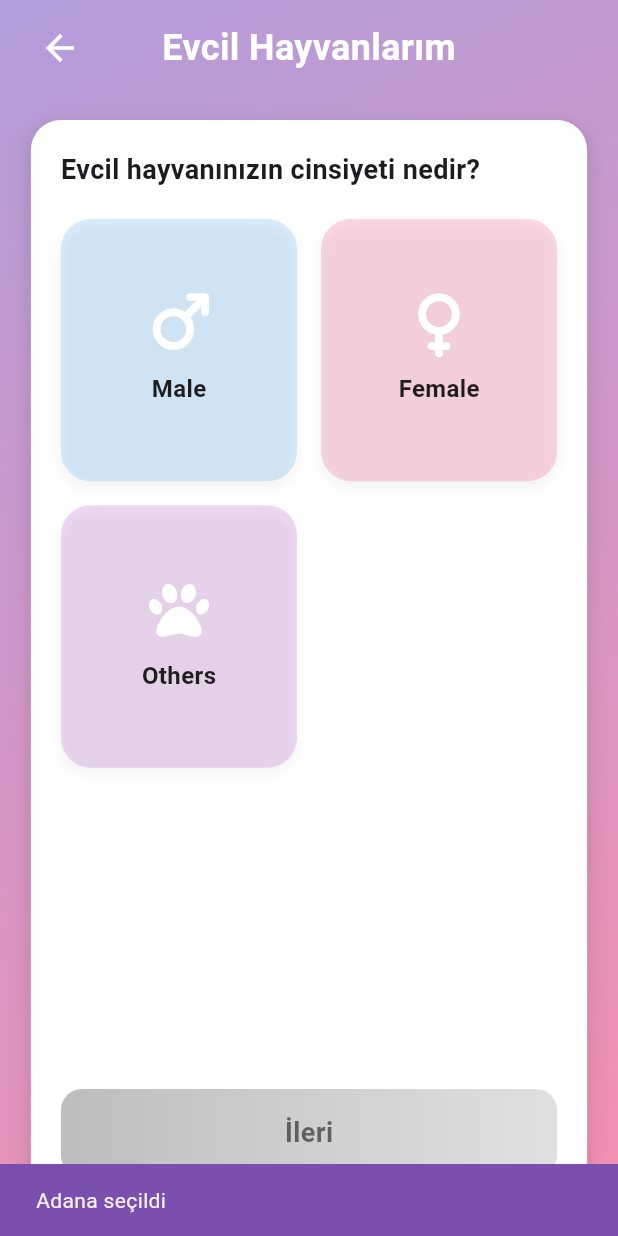
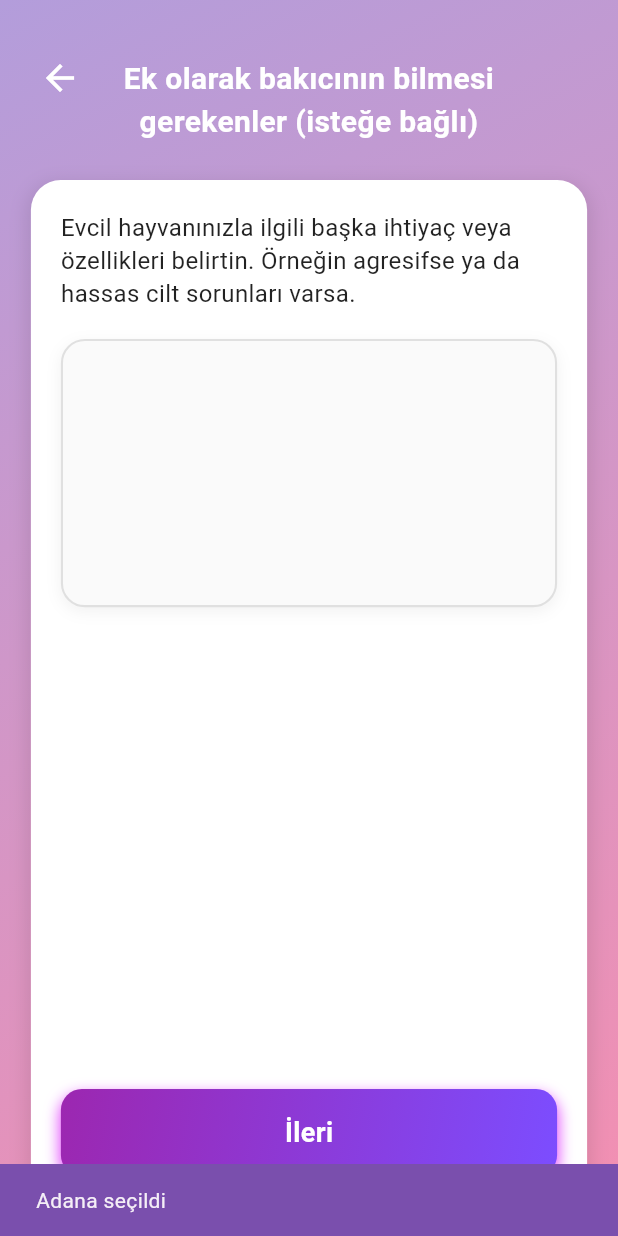
Before and after one commit to iremsuerdemir/Zoozy, a Flutter app: the MyCitiesPage screen opened directly, after a tap on "Adana", on a phone screen of 412 x 824 dp. Run offline on Flutter 3.47's test engine with Material 3 defaults, Android fonts, the phone set to English and light mode, and no system bars; our stand-ins replace file_picker, firebase_auth, firebase_core, font_awesome_flutter, google_sign_in, image_picker and 4 more; missing offline and left inert: flutter_facebook_auth, flutter_google_places_hoc081098; accounts and stored records are empty.

Commit message:
Request Screen'daki yönlendirmeler yapıldı ve görev başlangıç bitişi için ekranlar yapıldı.

```diff
--- /dev/null
+++ b/lib/screens/board_note_page.dart
@@ -0,0 +1,194 @@
+import 'dart:math' as math;
+import 'package:flutter/material.dart';
+import 'pet_pickup_page.dart'; // PetPickUpPage importu
+
+class BoardNotePage extends StatefulWidget {
+  const BoardNotePage({super.key});
+
+  @override
+  State<BoardNotePage> createState() => _BoardNotePageState();
+}
+
+class _BoardNotePageState extends State<BoardNotePage> {
+  final TextEditingController _noteController = TextEditingController();
+
+  // Mor gradient
+  final LinearGradient purpleGradient = const LinearGradient(
+    colors: [Colors.purple, Colors.deepPurpleAccent],
+    begin: Alignment.topLeft,
+    end: Alignment.bottomRight,
+  );
+
+  @override
+  Widget build(BuildContext context) {
+    return Scaffold(
+      body: Stack(
+        children: [
+          // Arka plan
+          Container(
+            decoration: const BoxDecoration(
+              gradient: LinearGradient(
+                begin: Alignment.topLeft,
+                end: Alignment.bottomRight,
+                colors: [
+                  Color(0xFFB39DDB),
+                  Color(0xFFF48FB1),
+                ],
+              ),
+            ),
+          ),
+          SafeArea(
+            child: Column(
+              children: [
+                // Üst bar
+                Padding(
+                  padding:
+                      const EdgeInsets.symmetric(horizontal: 16, vertical: 8),
+                  child: Row(
+                    mainAxisAlignment: MainAxisAlignment.spaceBetween,
+                    children: [
+                      IconButton(
+                        icon: const Icon(Icons.arrow_back,
+                            color: Colors.white, size: 28),
+                        onPressed: () => Navigator.pop(context),
+                      ),
+                      Expanded(
+                        child: Padding(
+                          padding: const EdgeInsets.only(
+                              top: 30), // Başlığı biraz aşağı itti
+                          child: const Text(
+                            "Ek olarak bakıcının bilmesi gerekenler (isteğe bağlı)",
+                            style: TextStyle(
+                              color: Colors.white,
+                              fontSize: 20,
+                              fontWeight: FontWeight.bold,
+                            ),
+                            textAlign: TextAlign.center,
+                          ),
+                        ),
+                      ),
+                      const SizedBox(width: 48),
+                    ],
+                  ),
+                ),
+                const SizedBox(height: 16),
+
+                // İçerik kutusu
+                Expanded(
+                  child: LayoutBuilder(
+                    builder: (context, constraints) {
+                      final double maxContentWidth =
+                          math.min(constraints.maxWidth * 0.9, 600);
+
+                      return Center(
+                        child: Container(
+                          width: maxContentWidth,
+                          padding: const EdgeInsets.all(20),
+                          decoration: BoxDecoration(
+                            color: Colors.white,
+                            borderRadius: BorderRadius.circular(20),
+                            boxShadow: [
+                              BoxShadow(
+                                color: Colors.black.withOpacity(0.1),
+                                blurRadius: 10,
+                                spreadRadius: 2,
+                                offset: const Offset(0, 4),
+                              ),
+                            ],
+                          ),
+                          child: Column(
+                            crossAxisAlignment: CrossAxisAlignment.start,
+                            children: [
+                              const Text(
+                                "Evcil hayvanınızla ilgili başka ihtiyaç veya özellikleri belirtin. "
+                                "Örneğin agresifse ya da hassas cilt sorunları varsa.",
+                                style: TextStyle(
+                                  fontSize: 16,
+                                  color: Colors.black87,
+                                  height: 1.4,
+                                ),
+                              ),
+                              const SizedBox(height: 20),
+
+                              // Not alanı
+                              Container(
+                                decoration: BoxDecoration(
+                                  color: Colors.grey.shade50,
+                                  borderRadius: BorderRadius.circular(16),
+                                  border: Border.all(
+                                      color: Colors.grey.shade300, width: 1.4),
+                                  boxShadow: [
+                                    BoxShadow(
+                                      color: Colors.black.withOpacity(0.05),
+                                      blurRadius: 8,
+                                      offset: const Offset(0, 3),
+                                    ),
+                                  ],
+                                ),
+                                child: TextField(
+                                  controller: _noteController,
+                                  maxLines: 6,
+                                  decoration: const InputDecoration(
+                                    hintText: "",
+                                    contentPadding: EdgeInsets.all(16),
+                                    border: InputBorder.none,
+                                  ),
+                                ),
+                              ),
+
+                              const Spacer(),
+
+                              // İleri butonu
+                              GestureDetector(
+                                onTap: () {
+                                  Navigator.push(
+                                    context,
+                                    MaterialPageRoute(
+                                      builder: (context) =>
+                                          const PetPickupPage(),
+                                    ),
+                                  );
+                                },
+                                child: Container(
+                                  width: double.infinity,
+                                  padding:
+                                      const EdgeInsets.symmetric(vertical: 16),
+                                  decoration: BoxDecoration(
+                                    gradient: purpleGradient,
+                                    borderRadius: BorderRadius.circular(14),
+                                    boxShadow: const [
+                                      BoxShadow(
+                                        color: Colors.purpleAccent,
+                                        blurRadius: 8,
+                                        offset: Offset(0, 4),
+                                      ),
+                                    ],
+                                  ),
+                                  child: const Center(
+                                    child: Text(
+                                      "İleri",
+                                      style: TextStyle(
+                                        color: Colors.white,
+                                        fontSize: 18,
+                                        fontWeight: FontWeight.bold,
+                                      ),
+                                    ),
+                                  ),
+                                ),
+                              ),
+                            ],
+                          ),
+                        ),
+                      );
+                    },
+                  ),
+                ),
+                const SizedBox(height: 20),
+              ],
+            ),
+          ),
+        ],
+      ),
+    );
+  }
+}
--- a/lib/screens/my_cities_page.dart
+++ b/lib/screens/my_cities_page.dart
@@ -1,4 +1,5 @@
 import 'package:flutter/material.dart';
+import 'package:zoozy/screens/board_note_page.dart';
 import 'package:zoozy/screens/my_pets_page.dart';
 import 'package:zoozy/screens/pet_gender_page.dart';
 
@@ -285,7 +286,7 @@ class _MyCitiesPageState extends State<MyCitiesPage> {
                                           context,
                                           MaterialPageRoute(
                                             builder: (context) =>
-                                                PetGenderPage(),
+                                                BoardNotePage(),
                                           ),
                                         );
                                       });
--- a/lib/screens/pet_pickup_page.dart
+++ b/lib/screens/pet_pickup_page.dart
@@ -1,6 +1,7 @@
 import 'dart:math' as math;
 
 import 'package:flutter/material.dart';
+//import 'requests_screen.dart';
 
 class PetPickupPage extends StatefulWidget {
   const PetPickupPage({super.key});
```
Also changed, not shown: lib/main.dart (+24 -43 lines), lib/screens/my_pets_page.dart (+5 -3 lines), lib/screens/service_date_page.dart (added, +295 -0 lines), pubspec.lock.
